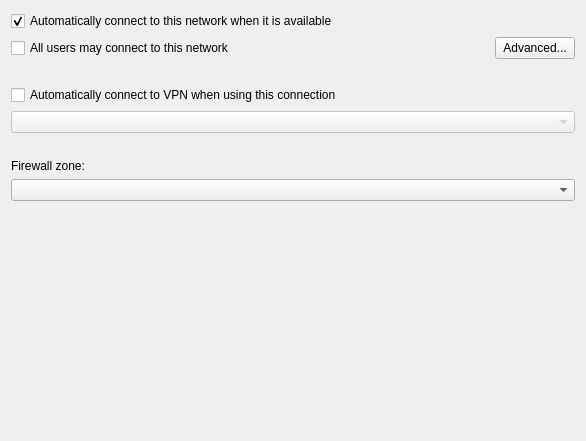
Above: lib/editor/ui/connectionwidget.ui from KDE/plasma-nm before the change. Below: the same form after it.
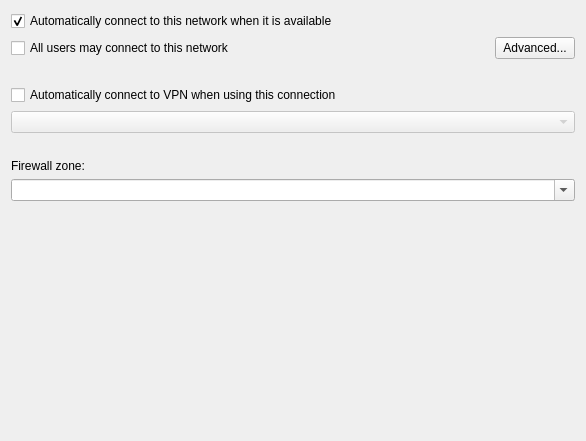
That is the form after the change. Icons and pictures are not drawn. Custom widgets are drawn as their Qt base class.

Commit message:
make the firewall zone combo edittable
to be able to reset the firewall zone to empty

```diff
--- a/lib/editor/ui/connectionwidget.ui
+++ b/lib/editor/ui/connectionwidget.ui
@@ -132,6 +132,12 @@
        <verstretch>0</verstretch>
       </sizepolicy>
      </property>
+     <property name="editable">
+      <bool>true</bool>
+     </property>
+     <property name="insertPolicy">
+      <enum>QComboBox::InsertAlphabetically</enum>
+     </property>
     </widget>
    </item>
   </layout>
```
The commit also changes 1 other file.
